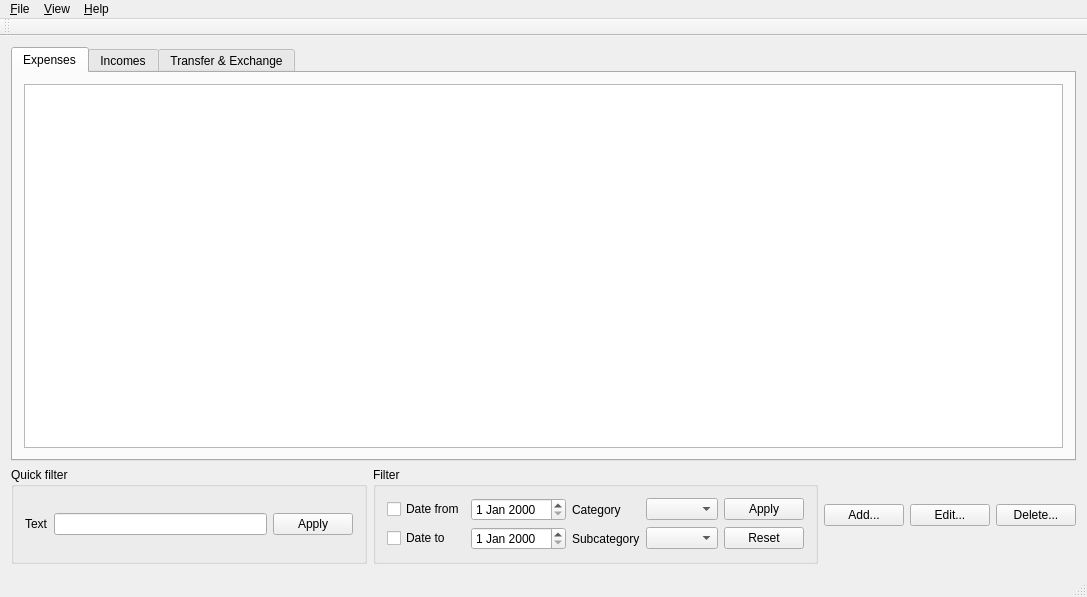
This is app/mainwindow.ui in DarkHobbit/homewallet as Qt 5 draws it before an edit. The edited form follows.
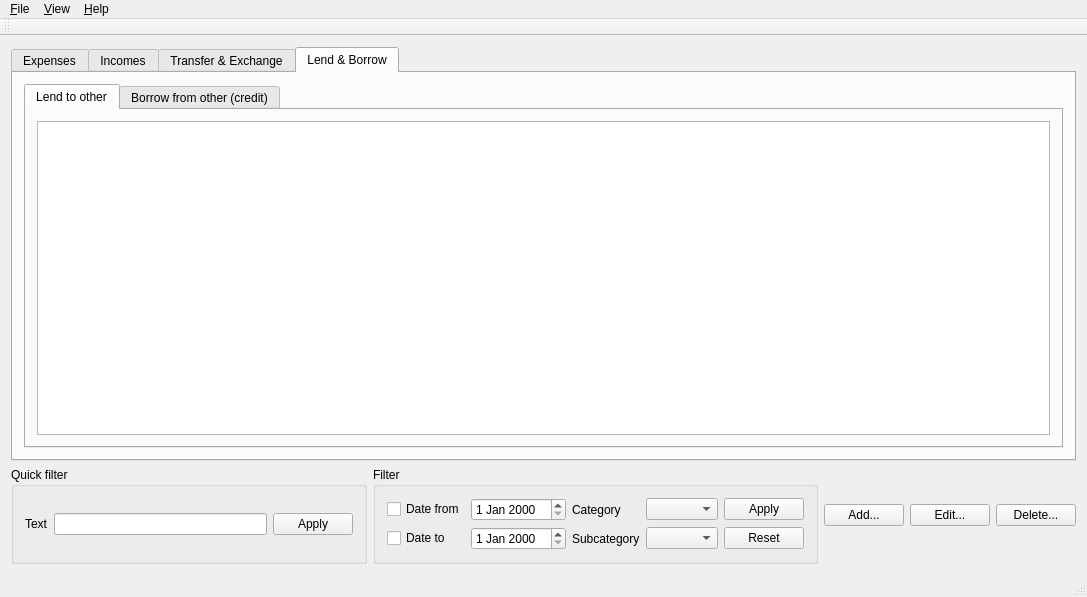
This is the edited form. The open tabs and pages were chosen to show the change. Icons and pictures are not drawn.

Commit message: Debt and borrow (debtors and creditors) view

Diff of the .ui file:
```diff
--- a/app/mainwindow.ui
+++ b/app/mainwindow.ui
@@ -103,6 +103,48 @@
         </item>
        </layout>
       </widget>
+      <widget class="QWidget" name="tabLendAndBorrow">
+       <attribute name="title">
+        <string>Lend &amp;&amp; Borrow</string>
+       </attribute>
+       <layout class="QVBoxLayout" name="verticalLayout_12">
+        <item>
+         <widget class="QTabWidget" name="tabWidgetLendAndBorrow">
+          <property name="currentIndex">
+           <number>0</number>
+          </property>
+          <widget class="QWidget" name="tabLend">
+           <attribute name="title">
+            <string>Lend to other</string>
+           </attribute>
+           <layout class="QVBoxLayout" name="verticalLayout_13">
+            <item>
+             <widget class="QTableView" name="tvLend">
+              <property name="selectionBehavior">
+               <enum>QAbstractItemView::SelectRows</enum>
+              </property>
+             </widget>
+            </item>
+           </layout>
+          </widget>
+          <widget class="QWidget" name="tabBorrow">
+           <attribute name="title">
+            <string>Borrow from other (credit)</string>
+           </attribute>
+           <layout class="QVBoxLayout" name="verticalLayout_14">
+            <item>
+             <widget class="QTableView" name="tvBorrow">
+              <property name="selectionBehavior">
+               <enum>QAbstractItemView::SelectRows</enum>
+              </property>
+             </widget>
+            </item>
+           </layout>
+          </widget>
+         </widget>
+        </item>
+       </layout>
+      </widget>
      </widget>
     </item>
     <item>
```
The commit also changes 10 other files.
